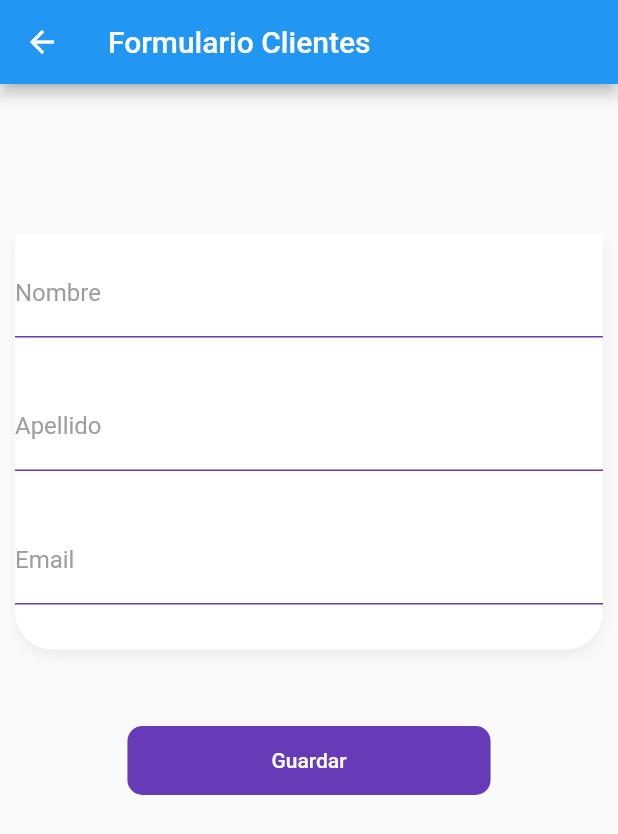
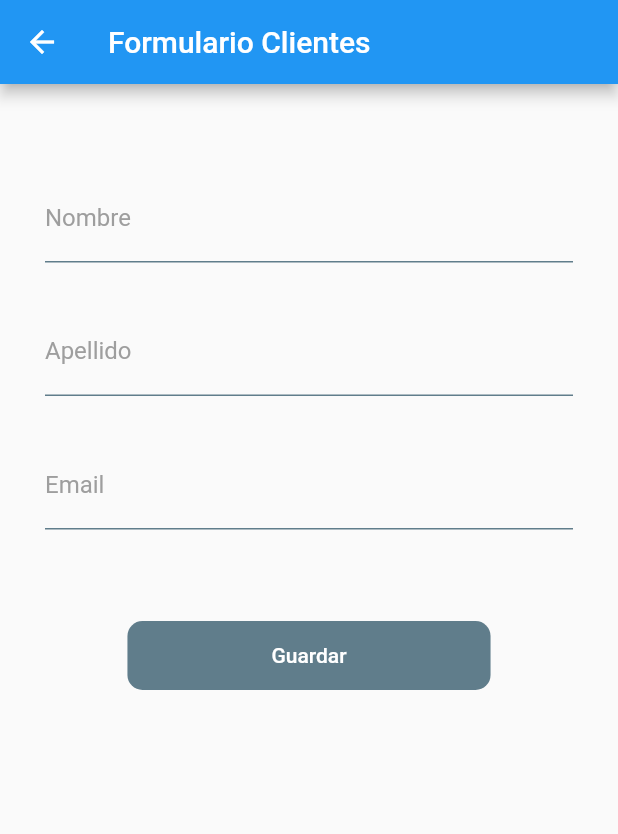
Before and after one commit to phikapdev/FlutterCrud, a Flutter app: the screen it shows after launch, after a tap on the "add" icon, on a phone screen of 412 x 824 dp. Shown: the top 834 px of the screen. Run offline on Flutter 3.47's test engine with Material 2 defaults, Android fonts, the phone set to English and light mode, and no system bars; network calls fail.

```diff
--- a/lib/screens/FormularioScreen.dart
+++ b/lib/screens/FormularioScreen.dart
@@ -35,28 +35,29 @@ class _ClienteScreenBody extends StatelessWidget {
           keyboardDismissBehavior: ScrollViewKeyboardDismissBehavior.onDrag,
           child: Column(children: [
             SizedBox(
-              height: 100,
+              height: 20,
             ),
             _ClienteForm(),
             SizedBox(
-              height: 50,
+              height: 30,
             ),
             MaterialButton(
                 shape: RoundedRectangleBorder(
                     borderRadius: BorderRadius.circular(10)),
                 disabledColor: Colors.grey,
                 elevation: 0,
-                color: Colors.deepPurple,
+                color: Colors.blueGrey,
                 child: Container(
                   padding: EdgeInsets.symmetric(horizontal: 80, vertical: 15),
-                  child: Text('Guardar', style: TextStyle(color: Colors.white)),
+                  child: Text(clienteService.isSaving? 'Cargando':'Guardar', style: TextStyle(color: Colors.white)),
                 ),
                 onPressed: clienteService.isSaving
                     ? null
                     : () async {
                         if (!clienteForm.isValidForm()) return;
-                        await clienteService
-                            .saveOrCreateProduct(clienteForm.cliente);
+
+                        await clienteService.saveOrCreateProduct(clienteForm.cliente);
+                        Navigator.pop(context);
                       })
           ])),
     );
@@ -70,10 +71,9 @@ class _ClienteForm extends StatelessWidget {
     final cliente = clienteForm.cliente;
 
     return Padding(
-      padding: const EdgeInsets.symmetric(horizontal: 10),
+      padding: const EdgeInsets.all(30),
       child: Container(
         width: double.infinity,
-        decoration: _buildBoxDecoration(),
         child: Form(
           key: clienteForm.formKey,
           autovalidateMode: AutovalidateMode.onUserInteraction,
@@ -118,7 +118,6 @@ class _ClienteForm extends StatelessWidget {
                 decoration: InputDecorations.authInputDecoratios(
                     hintText: "Email", labelText: "Email"),
               ),
-              SizedBox(height: 30),
             ],
           ),
         ),
@@ -126,15 +125,4 @@ class _ClienteForm extends StatelessWidget {
     );
   }
 
-  BoxDecoration _buildBoxDecoration() => BoxDecoration(
-          color: Colors.white,
-          borderRadius: BorderRadius.only(
-              bottomRight: Radius.circular(25),
-              bottomLeft: Radius.circular(25)),
-          boxShadow: [
-            BoxShadow(
-                color: Colors.black.withOpacity(0.05),
-                offset: Offset(0, 5),
-                blurRadius: 5)
-          ]);
 }
--- /dev/null
+++ b/lib/utils/ApiConfig.dart
@@ -0,0 +1,5 @@
+
+class ApiConfig{
+    static String baseUrl = '192.168.9.119:5986';
+    static String endPoint = '/api/clientes';
+}
--- a/lib/widgets/ClienteCard.dart
+++ b/lib/widgets/ClienteCard.dart
@@ -9,10 +9,10 @@ class ClienteCard extends StatelessWidget {
 
   @override
   Widget build(BuildContext context) {
-    return Card(child:ListTile(
+    return ListTile(
           title: Text(cliente.nombre + " " + cliente.apellido),
           subtitle: Text(cliente.email),
           leading: Icon(Icons.person, size: 45),
-          trailing: Text(cliente.createAt.toString())));
+          trailing: Text(cliente.createAt.toString()));
   }
 }
--- a/lib/widgets/InputDecorations.dart
+++ b/lib/widgets/InputDecorations.dart
@@ -8,14 +8,14 @@ class InputDecorations {
   }) {
     return InputDecoration(
         enabledBorder: UnderlineInputBorder(
-          borderSide: BorderSide(color: Colors.deepPurple),
+          borderSide: BorderSide(color: Colors.blueGrey),
         ),
         focusedBorder: UnderlineInputBorder(
-            borderSide: BorderSide(color: Colors.deepPurple, width: 2)),
+            borderSide: BorderSide(color: Colors.blueGrey, width: 2)),
         hintText: hintText,
         labelText: labelText,
         labelStyle: TextStyle(color: Colors.grey),
         prefixIcon: prefixIcon != null
-         ? Icon(Icons.alternate_email_sharp,color: Colors.deepPurple) : null );
+         ? Icon(Icons.alternate_email_sharp,color: Colors.blueGrey) : null );
   }
 }
```
Also changed, not shown: lib/screens/HomeScreen.dart (+37 -3 lines), lib/services/ClienteService.dart (+25 -20 lines), 1 other file.
